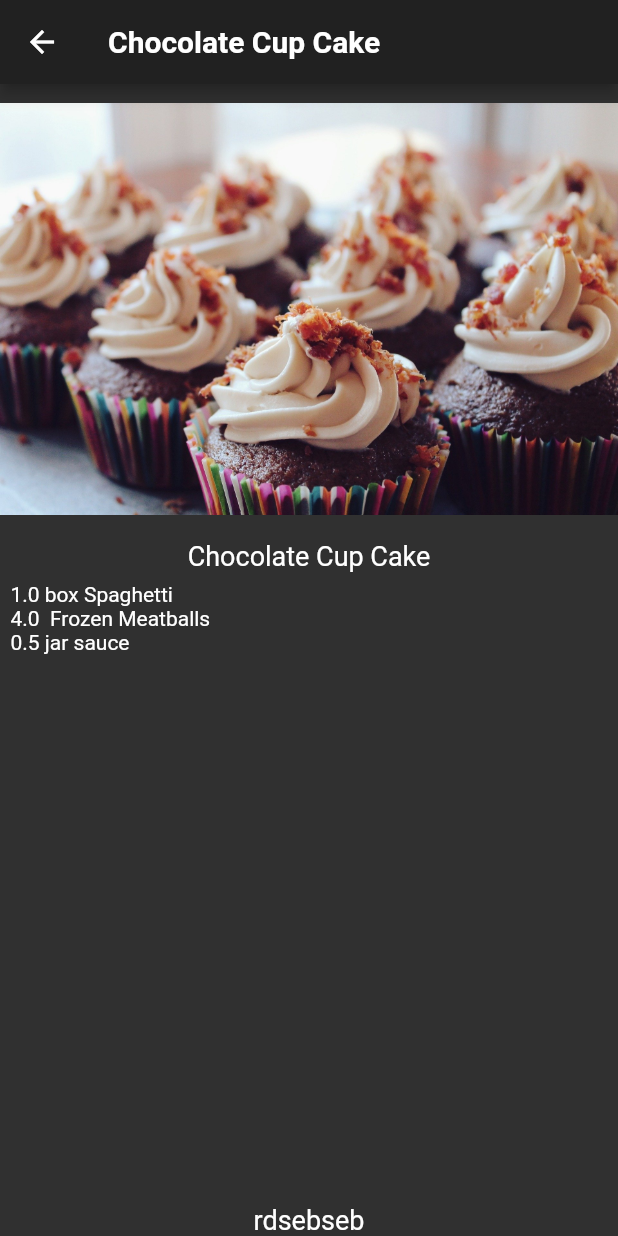
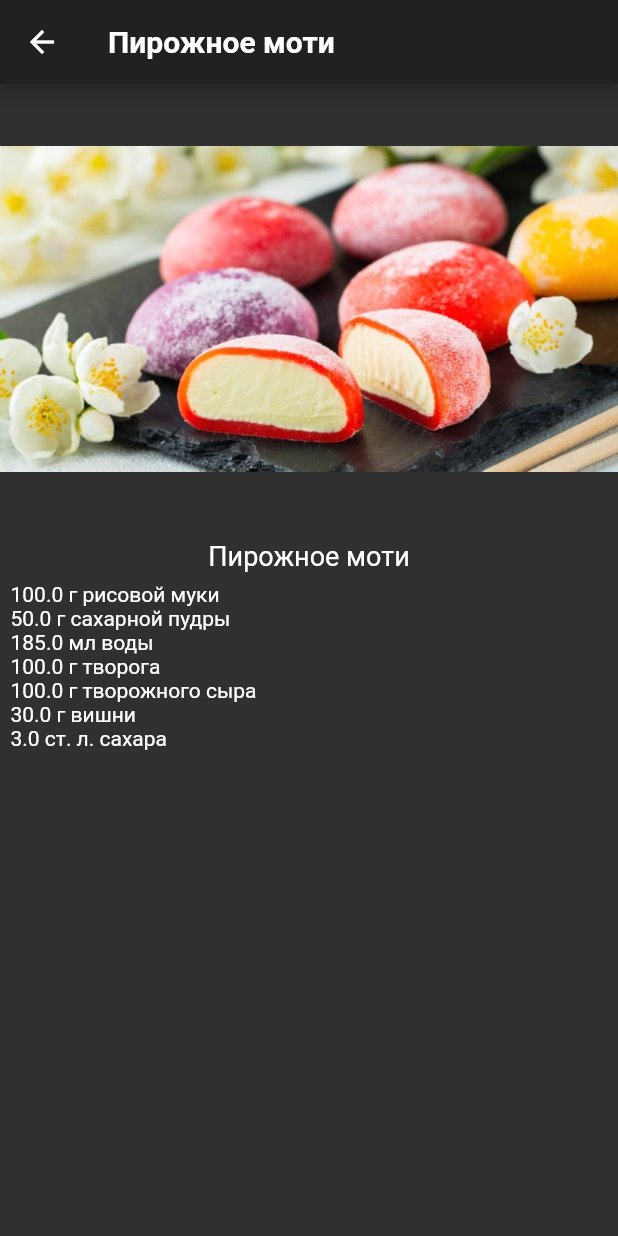
Before and after one commit to KiraButter/test, a Flutter app: the RecipeDetail screen opened directly with sample values from the repository, on a phone screen of 412 x 824 dp. Run offline on Flutter 3.47's test engine with Material 2 defaults, Android fonts, the phone set to English and light mode, and no system bars.

Commit message:
тема

```diff
--- a/lib/config.dart
+++ /dev/null
@@ -1,3 +0,0 @@
-import 'theme.dart';
-
-FooderlichTheme currentTheme = FooderlichTheme();
--- a/lib/main.dart
+++ b/lib/main.dart
@@ -1,5 +1,4 @@
 import 'package:flutter/material.dart';
-import 'package:recipes/config.dart';
 import 'home.dart';
 import 'theme.dart';
 
@@ -17,7 +16,7 @@ class RecipeApp extends StatelessWidget {
     // 3
     return MaterialApp(
       // 4
-      title: 'Recipe Calculator',
+      title: 'Рецептики',
       // 5
       theme: FooderlichTheme.dark(),
       // 6
--- a/lib/recipe.dart
+++ b/lib/recipe.dart
@@ -1,92 +1,119 @@
 class Recipe {
   String label;
   String imageUrl;
-  String opisanie;
   String categorys;
 
-  int servings;
   List<Ingredient> ingredients;
+  List<Steps> step;
 
-  Recipe(this.label, this.imageUrl, this.servings, this.ingredients,
-      this.opisanie, this.categorys);
+  Recipe(this.label, this.imageUrl, this.ingredients,
+      this.step, this.categorys);
 
   static List<Recipe> samples = [
     Recipe(
-      'Chocolate Cup Cake',
-      'assets/food_cupcake.jpg',
-      4,
+      'Пирожное моти',
+      'assets/moti.jpg',
       [
         Ingredient(
-          1,
-          'box',
-          'Spaghetti',
+          100,
+          'г',
+          'рисовой муки',
         ),
         Ingredient(
-          4,
-          '',
-          'Frozen Meatballs',
+          50,
+          'г',
+          'сахарной пудры',
         ),
         Ingredient(
-          0.5,
-          'jar',
-          'sauce',
+          185,
+          'мл',
+          'воды',
+        ),
+        Ingredient(
+          100,
+          'г',
+          'творога',
+        ),
+        Ingredient(
+          100,
+          'г',
+          'творожного сыра',
+        ),
+        Ingredient(
+          30,
+          'г',
+          'вишни',
+        ),
+        Ingredient(
+          3,
+          'ст. л.',
+          'сахара',
         ),
       ],
-      'rdsebseb',
-      'desert',
+      [
+        Steps(1,'В жаропрочной миске смешать муку и пудру. Влить воду, добавить ваниль и краситель и перемешать до однородности.'),
+        Steps(2, 'Миску поставить на водяную баню. При постоянном помешивании заварить тесто. Консистенция как пластилин. Охладить.'),
+        Steps(3, 'Ягоды смешать с сахаром и проварить в течение 10-15 минут.'),
+        Steps(4, 'Творог отжать. Добавить часть ягод и сыр, пробить блендером до однородной массы.'),
+        Steps(5, 'Вмешать остальные ягоды. Убрать в холодильник на 1 час.'),
+        Steps(6, 'Тесто выложить на присыпанный крахмалом стол. Раскатать в колбаску толщиной в 2-3 см, порезать на кусочки.'),
+        Steps(7, 'Из кусочка теста сделать лепешку, в центр положить начинку и защипнуть, сформовать шарик. Так проделать со всеми кусочками.'),
+        Steps(8, 'Убрать в холодильник на 2-3 часа и можно кушать.')
+      ],
+      'Десерт',
     ),
-    Recipe(
-      'Seafood Spaghetti',
-      'assets/food_spaghetti.jpg',
-      2,
-      [
-        Ingredient(
-          1,
-          'can',
-          'Tomato Soup',
-        ),
-      ],
-      'zfb DSv',
-      'lunch',
-    ),
-    Recipe(
-      'Pancake ',
-      'assets/food_pancake.jpg',
-      4,
-      [
-        Ingredient(
-          1,
-          'box',
-          'Spaghetti',
-        ),
-        Ingredient(
-          4,
-          '',
-          'Frozen Meatballs',
-        ),
-        Ingredient(
-          0.5,
-          'jar',
-          'sauce',
-        ),
-      ],
-      'rdsebseb',
-      'desert',
-    ),
-    Recipe(
-      'Curry',
-      'assets/food_curry.jpg',
-      2,
-      [
-        Ingredient(
-          1,
-          'can',
-          'Tomato Soup',
-        ),
-      ],
-      'zfb DSv',
-      'dinner',
-    ),
+    // Recipe(
+    //   'Лимонные веган-пирожные',
+    //   'assets/vegan.jpg',
+    //   2,
+    //   [
+    //     Ingredient(
+    //       1,
+    //       'can',
+    //       'Tomato Soup',
+    //     ),
+    //   ],
+    //   'zfb DSv',
+    //   'Десерт',
+    // ),
+    // Recipe(
+    //   'Плов с бараниной ',
+    //   'assets/plov.jpg',
+    //   4,
+    //   [
+    //     Ingredient(
+    //       1,
+    //       'box',
+    //       'Spaghetti',
+    //     ),
+    //     Ingredient(
+    //       4,
+    //       '',
+    //       'Frozen Meatballs',
+    //     ),
+    //     Ingredient(
+    //       0.5,
+    //       'jar',
+    //       'sauce',
+    //     ),
+    //   ],
+    //   'rdsebseb',
+    //   'Ужин',
+    // ),
+    // Recipe(
+    //   'Солянка',
+    //   'assets/soup.jpg',
+    //   2,
+    //   [
+    //     Ingredient(
+    //       1,
+    //       'can',
+    //       'Tomato Soup',
+    //     ),
+    //   ],
+    //   'zfb DSv',
+    //   'Обед',
+    // ),
   ];
 }
 
@@ -111,8 +138,18 @@ class Category1 {
     this.url,
   );
   static List<Category1> samples = [
-    Category1('desert', 'assets/food_pancake.jpg'),
-    Category1('lunch', 'assets/food_salmon.jpg'),
-    Category1('dinner', 'assets/food_friedrice.jpg')
+    Category1('Десерт', 'assets/food_pancake.jpg'),
+    Category1('Обед', 'assets/food_salmon.jpg'),
+    Category1('Ужин', 'assets/food_friedrice.jpg')
   ];
 }
+
+class Steps {
+  double number;
+  String step;
+
+  Steps (
+    this.number,
+    this.step
+  );
+}
--- a/lib/recipe_detail.dart
+++ b/lib/recipe_detail.dart
@@ -42,11 +42,12 @@ class _RecipeDetailState extends State<RecipeDetail> {
               widget.recipe.label,
               style: const TextStyle(fontSize: 18),
             ),
-            // 7
+
             Expanded(
               // 8
               child: ListView.builder(
                 padding: const EdgeInsets.all(7.0),
+
                 itemCount: widget.recipe.ingredients.length,
                 itemBuilder: (BuildContext context, int index) {
                   final ingredient = widget.recipe.ingredients[index];
@@ -57,11 +58,6 @@ class _RecipeDetailState extends State<RecipeDetail> {
                 },
               ),
             ),
-
-            Text(widget.recipe.opisanie,
-            style: const TextStyle(fontSize: 18)
-            ),
-
           ],
         ),
       ),
```
Also changed, not shown: assets/food_burger.jpg (deleted), assets/food_cupcake.jpg (deleted), assets/food_curry.jpg (deleted), assets/food_peanutbutter.png (deleted), assets/food_pho.jpg (deleted), assets/food_spaghetti.jpg (deleted), assets/moti.jpg (added), assets/plov.jpg (added), assets/soup.jpg (added), assets/vegan.jpg (added).
